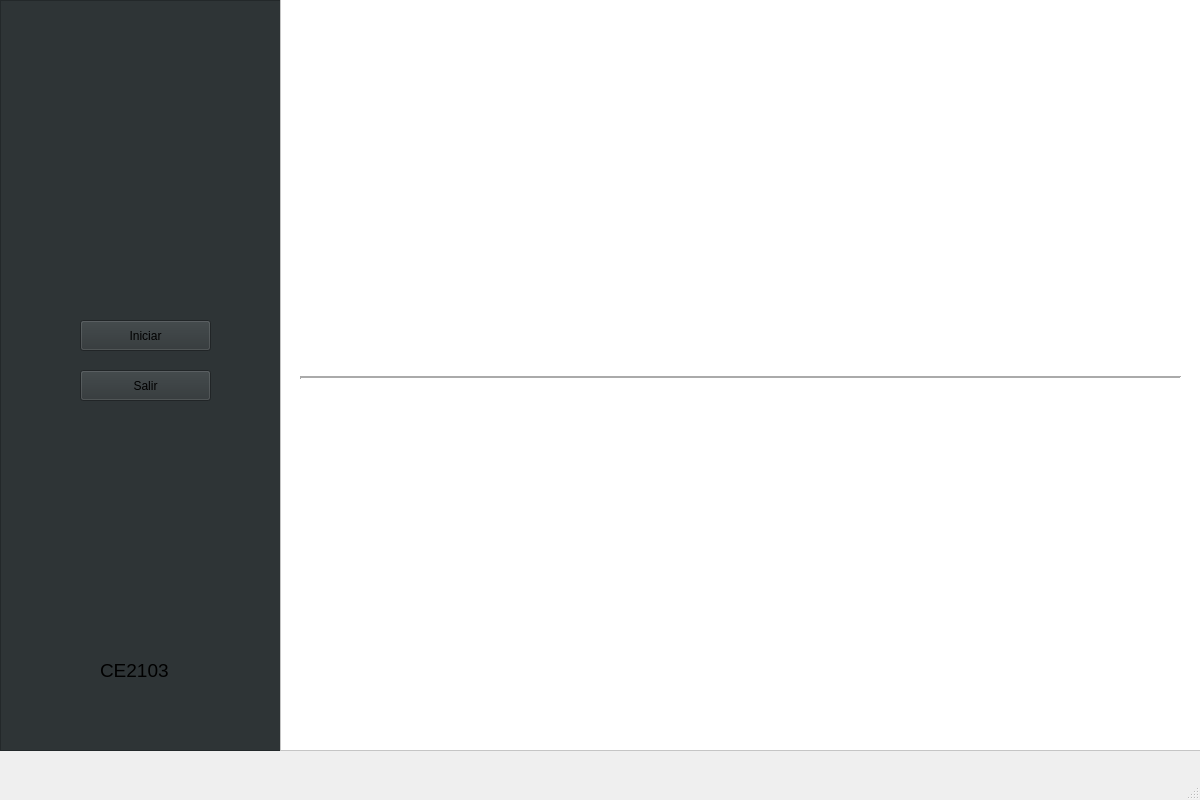
ce-itcr/TareaCorta, file mainwindow.ui: the form before one commit.
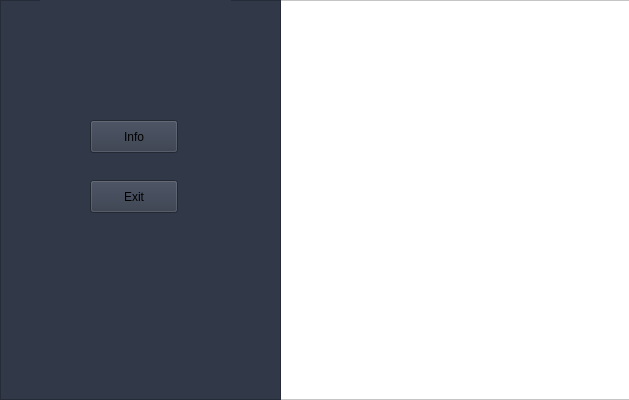
The form after the commit. Icons and pictures are not drawn.

```diff
--- a/mainwindow.ui
+++ b/mainwindow.ui
@@ -6,143 +6,25 @@
    <rect>
     <x>0</x>
     <y>0</y>
-    <width>1200</width>
-    <height>800</height>
+    <width>629</width>
+    <height>400</height>
    </rect>
   </property>
   <property name="windowTitle">
-   <string>Fábrica de Vehículos</string>
+   <string>Fábrica de Vehículos | Tarea Corta</string>
   </property>
-  <widget class="QWidget" name="centralwidget">
+  <widget class="QWidget" name="centralWidget">
    <widget class="QFrame" name="frame">
     <property name="geometry">
      <rect>
       <x>0</x>
       <y>0</y>
       <width>281</width>
-      <height>751</height>
+      <height>400</height>
      </rect>
     </property>
-    <property name="palette">
-     <palette>
-      <active>
-       <colorrole role="WindowText">
-        <brush brushstyle="SolidPattern">
-         <color alpha="255">
-          <red>255</red>
-          <green>255</green>
-          <blue>255</blue>
-         </color>
-        </brush>
-       </colorrole>
-       <colorrole role="Button">
-        <brush brushstyle="SolidPattern">
-         <color alpha="255">
-          <red>46</red>
-          <green>52</green>
-          <blue>54</blue>
-         </color>
-        </brush>
-       </colorrole>
-       <colorrole role="Base">
-        <brush brushstyle="SolidPattern">
-         <color alpha="255">
-          <red>46</red>
-          <green>52</green>
-          <blue>54</blue>
-         </color>
-        </brush>
-       </colorrole>
-       <colorrole role="Window">
-        <brush brushstyle="SolidPattern">
-         <color alpha="255">
-          <red>46</red>
-          <green>52</green>
-          <blue>54</blue>
-         </color>
-        </brush>
-       </colorrole>
-      </active>
-      <inactive>
-       <colorrole role="WindowText">
-        <brush brushstyle="SolidPattern">
-         <color alpha="255">
-          <red>255</red>
-          <green>255</green>
-          <blue>255</blue>
-         </color>
-        </brush>
-       </colorrole>
-       <colorrole role="Button">
-        <brush brushstyle="SolidPattern">
-         <color alpha="255">
-          <red>46</red>
-          <green>52</green>
-          <blue>54</blue>
-         </color>
-        </brush>
-       </colorrole>
-       <colorrole role="Base">
-        <brush brushstyle="SolidPattern">
-         <color alpha="255">
-          <red>46</red>
-          <green>52</green>
-          <blue>54</blue>
-         </color>
-        </brush>
-       </colorrole>
-       <colorrole role="Window">
-        <brush brushstyle="SolidPattern">
-         <color alpha="255">
-          <red>46</red>
-          <green>52</green>
-          <blue>54</blue>
-         </color>
-        </brush>
-       </colorrole>
-      </inactive>
-      <disabled>
-       <colorrole role="WindowText">
-        <brush brushstyle="SolidPattern">
-         <color alpha="255">
-          <red>190</red>
-          <green>190</green>
-          <blue>190</blue>
-         </color>
-        </brush>
-       </colorrole>
-       <colorrole role="Button">
-        <brush brushstyle="SolidPattern">
-         <color alpha="255">
-          <red>46</red>
-          <green>52</green>
-          <blue>54</blue>
-         </color>
-        </brush>
-       </colorrole>
-       <colorrole role="Base">
-        <brush brushstyle="SolidPattern">
-         <color alpha="255">
-          <red>46</red>
-          <green>52</green>
-          <blue>54</blue>
-         </color>
-        </brush>
-       </colorrole>
-       <colorrole role="Window">
-        <brush brushstyle="SolidPattern">
-         <color alpha="255">
-          <red>46</red>
-          <green>52</green>
-          <blue>54</blue>
-         </color>
-        </brush>
-       </colorrole>
-      </disabled>
-     </palette>
-    </property>
     <property name="styleSheet">
-     <string notr="true">background-color: rgb(46, 52, 54);</string>
+     <string notr="true">background-color: rgb(49, 56, 72);</string>
     </property>
     <property name="frameShape">
      <enum>QFrame::StyledPanel</enum>
@@ -150,394 +32,46 @@
     <property name="frameShadow">
      <enum>QFrame::Raised</enum>
     </property>
-    <widget class="QLabel" name="logo_tec">
+    <widget class="QLabel" name="label">
      <property name="geometry">
       <rect>
        <x>40</x>
-       <y>90</y>
-       <width>201</width>
-       <height>131</height>
+       <y>-10</y>
+       <width>191</width>
+       <height>121</height>
       </rect>
      </property>
+     <property name="styleSheet">
+      <string notr="true">image: url(:/img/logo-tec.png);</string>
+     </property>
      <property name="text">
       <string/>
      </property>
-     <property name="pixmap">
-      <pixmap resource="img/img.qrc">:/logo_tec.png</pixmap>
-     </property>
-     <property name="scaledContents">
-      <bool>true</bool>
-     </property>
     </widget>
-    <widget class="QPushButton" name="start_Button">
+    <widget class="QPushButton" name="infoButton">
      <property name="geometry">
       <rect>
-       <x>80</x>
-       <y>320</y>
-       <width>131</width>
-       <height>31</height>
+       <x>90</x>
+       <y>120</y>
+       <width>88</width>
+       <height>33</height>
       </rect>
      </property>
-     <property name="palette">
-      <palette>
-       <active>
-        <colorrole role="Button">
-         <brush brushstyle="SolidPattern">
-          <color alpha="255">
-           <red>46</red>
-           <green>52</green>
-           <blue>54</blue>
-          </color>
-         </brush>
-        </colorrole>
-        <colorrole role="Base">
-         <brush brushstyle="SolidPattern">
-          <color alpha="255">
-           <red>46</red>
-           <green>52</green>
-           <blue>54</blue>
-          </color>
-         </brush>
-        </colorrole>
-        <colorrole role="Window">
-         <brush brushstyle="SolidPattern">
-          <color alpha="255">
-           <red>46</red>
-           <green>52</green>
-           <blue>54</blue>
-          </color>
-         </brush>
-        </colorrole>
-       </active>
-       <inactive>
-        <colorrole role="Button">
-         <brush brushstyle="SolidPattern">
-          <color alpha="255">
-           <red>46</red>
-           <green>52</green>
-           <blue>54</blue>
-          </color>
-         </brush>
-        </colorrole>
-        <colorrole role="Base">
-         <brush brushstyle="SolidPattern">
-          <color alpha="255">
-           <red>46</red>
-           <green>52</green>
-           <blue>54</blue>
-          </color>
-         </brush>
-        </colorrole>
-        <colorrole role="Window">
-         <brush brushstyle="SolidPattern">
-          <color alpha="255">
-           <red>46</red>
-           <green>52</green>
-           <blue>54</blue>
-          </color>
-         </brush>
-        </colorrole>
-       </inactive>
-       <disabled>
-        <colorrole role="Button">
-         <brush brushstyle="SolidPattern">
-          <color alpha="255">
-           <red>46</red>
-           <green>52</green>
-           <blue>54</blue>
-          </color>
-         </brush>
-        </colorrole>
-        <colorrole role="Base">
-         <brush brushstyle="SolidPattern">
-          <color alpha="255">
-           <red>46</red>
-           <green>52</green>
-           <blue>54</blue>
-          </color>
-         </brush>
-        </colorrole>
-        <colorrole role="Window">
-         <brush brushstyle="SolidPattern">
-          <color alpha="255">
-           <red>46</red>
-           <green>52</green>
-           <blue>54</blue>
-          </color>
-         </brush>
-        </colorrole>
-       </disabled>
-      </palette>
-     </property>
      <property name="text">
-      <string>Iniciar</string>
+      <string>Info</string>
      </property>
     </widget>
-    <widget class="QLabel" name="label">
+    <widget class="QPushButton" name="exitButton">
      <property name="geometry">
       <rect>
-       <x>100</x>
-       <y>660</y>
-       <width>71</width>
-       <height>21</height>
+       <x>90</x>
+       <y>180</y>
+       <width>88</width>
+       <height>33</height>
       </rect>
      </property>
-     <property name="palette">
-      <palette>
-       <active>
-        <colorrole role="Button">
-         <brush brushstyle="SolidPattern">
-          <color alpha="255">
-           <red>46</red>
-           <green>52</green>
-           <blue>54</blue>
-          </color>
-         </brush>
-        </colorrole>
-        <colorrole role="Base">
-         <brush brushstyle="SolidPattern">
-          <color alpha="255">
-           <red>46</red>
-           <green>52</green>
-           <blue>54</blue>
-          </color>
-         </brush>
-        </colorrole>
-        <colorrole role="Window">
-         <brush brushstyle="SolidPattern">
-          <color alpha="255">
-           <red>46</red>
-           <green>52</green>
-           <blue>54</blue>
-          </color>
-         </brush>
-        </colorrole>
-       </active>
-       <inactive>
-        <colorrole role="Button">
-         <brush brushstyle="SolidPattern">
-          <color alpha="255">
-           <red>46</red>
-           <green>52</green>
-           <blue>54</blue>
-          </color>
-         </brush>
-        </colorrole>
-        <colorrole role="Base">
-         <brush brushstyle="SolidPattern">
-          <color alpha="255">
-           <red>46</red>
-           <green>52</green>
-           <blue>54</blue>
-          </color>
-         </brush>
-        </colorrole>
-        <colorrole role="Window">
-         <brush brushstyle="SolidPattern">
-          <color alpha="255">
-           <red>46</red>
-           <green>52</green>
-           <blue>54</blue>
-          </color>
-         </brush>
-        </colorrole>
-       </inactive>
-       <disabled>
-        <colorrole role="Button">
-         <brush brushstyle="SolidPattern">
-          <color alpha="255">
-           <red>46</red>
-           <green>52</green>
-           <blue>54</blue>
-          </color>
-         </brush>
-        </colorrole>
-        <colorrole role="Base">
-         <brush brushstyle="SolidPattern">
-          <color alpha="255">
-           <red>46</red>
-           <green>52</green>
-           <blue>54</blue>
-          </color>
-         </brush>
-        </colorrole>
-        <colorrole role="Window">
-         <brush brushstyle="SolidPattern">
-          <color alpha="255">
-           <red>46</red>
-           <green>52</green>
-           <blue>54</blue>
-          </color>
-         </brush>
-        </colorrole>
-       </disabled>
-      </palette>
-     </property>
-     <property name="font">
-      <font>
-       <pointsize>14</pointsize>
-      </font>
-     </property>
      <property name="text">
-      <string>CE2103</string>
-     </property>
-    </widget>
-    <widget class="QPushButton" name="exit_Button">
-     <property name="geometry">
-      <rect>
-       <x>80</x>
-       <y>370</y>
-       <width>131</width>
-       <height>31</height>
-      </rect>
-     </property>
-     <property name="palette">
-      <palette>
-       <active>
-        <colorrole role="Button">
-         <brush brushstyle="SolidPattern">
-          <color alpha="255">
-           <red>46</red>
-           <green>52</green>
-           <blue>54</blue>
-          </color>
-         </brush>
-        </colorrole>
-        <colorrole role="ButtonText">
-         <brush brushstyle="SolidPattern">
-          <color alpha="255">
-           <red>0</red>
-           <green>0</green>
-           <blue>0</blue>
-          </color>
-         </brush>
-        </colorrole>
-        <colorrole role="Base">
-         <brush brushstyle="SolidPattern">
-          <color alpha="255">
-           <red>46</red>
-           <green>52</green>
-           <blue>54</blue>
-          </color>
-         </brush>
-        </colorrole>
-        <colorrole role="Window">
-         <brush brushstyle="SolidPattern">
-          <color alpha="255">
-           <red>46</red>
-           <green>52</green>
-           <blue>54</blue>
-          </color>
-         </brush>
-        </colorrole>
-        <colorrole role="PlaceholderText">
-         <brush brushstyle="SolidPattern">
-          <color alpha="128">
-           <red>0</red>
-           <green>0</green>
-           <blue>0</blue>
-          </color>
-         </brush>
-        </colorrole>
-       </active>
-       <inactive>
-        <colorrole role="Button">
-         <brush brushstyle="SolidPattern">
-          <color alpha="255">
-           <red>46</red>
-           <green>52</green>
-           <blue>54</blue>
-          </color>
-         </brush>
-        </colorrole>
-        <colorrole role="ButtonText">
-         <brush brushstyle="SolidPattern">
-          <color alpha="255">
-           <red>0</red>
-           <green>0</green>
-           <blue>0</blue>
-          </color>
-         </brush>
-        </colorrole>
-        <colorrole role="Base">
-         <brush brushstyle="SolidPattern">
-          <color alpha="255">
-           <red>46</red>
-           <green>52</green>
-           <blue>54</blue>
-          </color>
-         </brush>
-        </colorrole>
-        <colorrole role="Window">
-         <brush brushstyle="SolidPattern">
-          <color alpha="255">
-           <red>46</red>
-           <green>52</green>
-           <blue>54</blue>
-          </color>
-         </brush>
-        </colorrole>
-        <colorrole role="PlaceholderText">
-         <brush brushstyle="SolidPattern">
-          <color alpha="128">
-           <red>0</red>
-           <green>0</green>
-           <blue>0</blue>
-          </color>
-         </brush>
-        </colorrole>
-       </inactive>
-       <disabled>
-        <colorrole role="Button">
-         <brush brushstyle="SolidPattern">
-          <color alpha="255">
-           <red>46</red>
-           <green>52</green>
-           <blue>54</blue>
-          </color>
-         </brush>
-        </colorrole>
-        <colorrole role="ButtonText">
-         <brush brushstyle="SolidPattern">
-          <color alpha="255">
-           <red>190</red>
-           <green>190</green>
-           <blue>190</blue>
-          </color>
-         </brush>
-        </colorrole>
-        <colorrole role="Base">
-         <brush brushstyle="SolidPattern">
-          <color alpha="255">
-           <red>46</red>
-           <green>52</green>
-           <blue>54</blue>
-          </color>
-         </brush>
-        </colorrole>
-        <colorrole role="Window">
-         <brush brushstyle="SolidPattern">
-          <color alpha="255">
-           <red>46</red>
-           <green>52</green>
-           <blue>54</blue>
-          </color>
-         </brush>
-        </colorrole>
-        <colorrole role="PlaceholderText">
-         <brush brushstyle="SolidPattern">
-          <color alpha="128">
-           <red>0</red>
-           <green>0</green>
-           <blue>0</blue>
-          </color>
-         </brush>
-        </colorrole>
-       </disabled>
-      </palette>
-     </property>
-     <property name="text">
-      <string>Salir</string>
+      <string>Exit</string>
      </property>
     </widget>
    </widget>
@@ -545,9 +79,9 @@
     <property name="geometry">
      <rect>
       <x>280</x>
-      <y>-10</y>
-      <width>921</width>
-      <height>761</height>
+      <y>0</y>
+      <width>351</width>
+      <height>400</height>
      </rect>
     </property>
     <property name="styleSheet">
@@ -559,43 +93,12 @@
     <property name="frameShadow">
      <enum>QFrame::Raised</enum>
     </property>
-    <widget class="Line" name="line">
-     <property name="geometry">
-      <rect>
-       <x>20</x>
-       <y>380</y>
-       <width>881</width>
-       <height>16</height>
-      </rect>
-     </property>
-     <property name="font">
-      <font>
-       <pointsize>11</pointsize>
-      </font>
-     </property>
-     <property name="lineWidth">
-      <number>2</number>
-     </property>
-     <property name="orientation">
-      <enum>Qt::Horizontal</enum>
-     </property>
-    </widget>
    </widget>
+   <zorder>frame_2</zorder>
+   <zorder>frame</zorder>
   </widget>
-  <widget class="QMenuBar" name="menubar">
-   <property name="geometry">
-    <rect>
-     <x>0</x>
-     <y>0</y>
-     <width>1200</width>
-     <height>22</height>
-    </rect>
-   </property>
-  </widget>
-  <widget class="QStatusBar" name="statusbar"/>
  </widget>
- <resources>
-  <include location="img/img.qrc"/>
- </resources>
+ <layoutdefault spacing="6" margin="11"/>
+ <resources/>
  <connections/>
 </ui>
```
